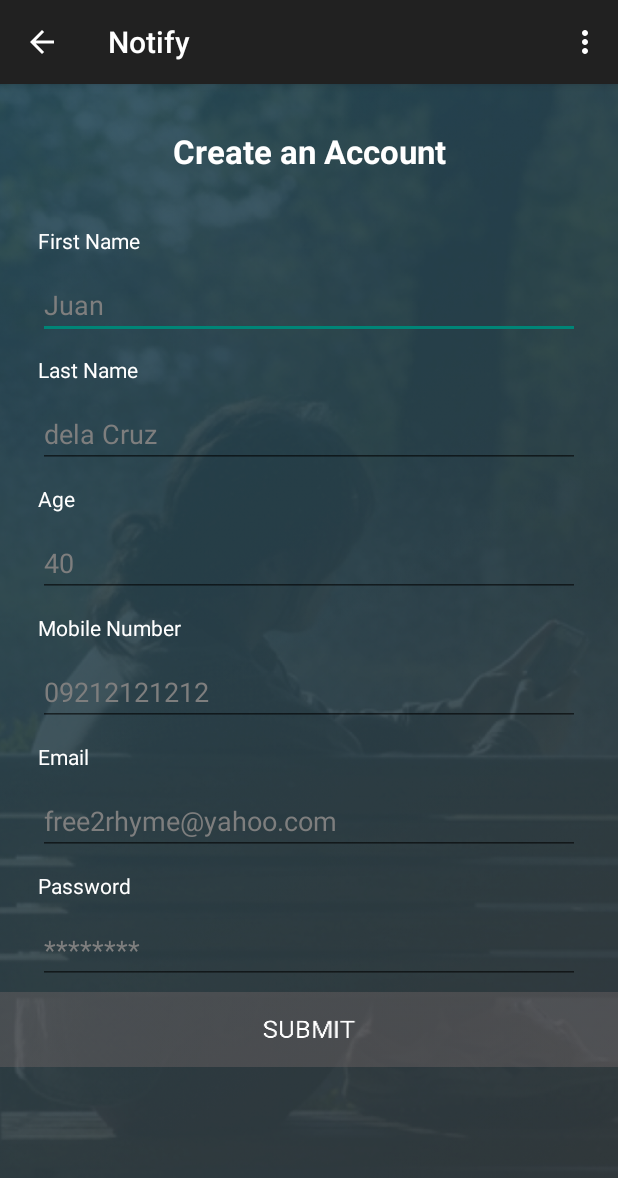
After one commit to mengmengmengmeng/notify, an Android app: the RegistrationActivity screen opened directly, with no data from a screen before it, on a phone screen of 412 x 824 dp. The commit adds this screen. Shown: the top 1178 px of the screen. Run offline under Robolectric (Android 15) with nearby library versions, the phone set to English and light mode, and no system bars.

Commit message:
Added colors, task register, Registration page

```diff
--- /dev/null
+++ b/app/src/main/java/me/notify/RegistrationActivity.java
@@ -0,0 +1,20 @@
+package me.notify;
+
+import android.os.Bundle;
+
+/**
+ * Created by David Rommel, B. on 8/8/15.
+ */
+public class RegistrationActivity extends BaseActivity {
+
+    @Override
+    protected void onCreate(Bundle savedInstanceState) {
+        super.onCreate(savedInstanceState);
+        setContentView(R.layout.base_layout);
+        if (savedInstanceState == null) {
+            getSupportFragmentManager().beginTransaction()
+                    .add(R.id.layoutToReplace, new RegistrationFragment())
+                    .commit();
+        }
+    }
+}
--- /dev/null
+++ b/app/src/main/java/me/notify/RegistrationFragment.java
@@ -0,0 +1,22 @@
+package me.notify;
+
+import android.os.Bundle;
+import android.support.v4.app.Fragment;
+import android.view.LayoutInflater;
+import android.view.View;
+import android.view.ViewGroup;
+
+/**
+ * Created by David Rommel, B. on 8/8/15.
+ */
+public class RegistrationFragment extends Fragment {
+
+    public RegistrationFragment() {
+    }
+
+    @Override
+    public View onCreateView(LayoutInflater inflater, ViewGroup container,
+                             Bundle savedInstanceState) {
+        return inflater.inflate(R.layout.fragment_registration, container, false);
+    }
+}
--- /dev/null
+++ b/app/src/main/res/drawable/btn_submit.xml
@@ -0,0 +1,14 @@
+<?xml version="1.0" encoding="utf-8" ?>
+<selector xmlns:android="http://schemas.android.com/apk/res/android">
+    <!--  Non focused states
+     -->
+    <item android:state_focused="false" android:state_selected="false" android:state_pressed="false" android:drawable="@drawable/btn_submit_normal" />
+    <item android:state_focused="false" android:state_selected="true" android:state_pressed="false" android:drawable="@drawable/btn_submit_normal" />
+    <!--  Focused states
+     -->
+    <item android:state_focused="true" android:state_selected="false" android:state_pressed="false" android:drawable="@drawable/btn_submit_pressed" />
+    <item android:state_focused="true" android:state_selected="true" android:state_pressed="false" android:drawable="@drawable/btn_submit_pressed" />
+    <!--  Pressed
+     -->
+    <item android:state_pressed="true" android:drawable="@drawable/btn_submit_pressed" />
+</selector>
--- /dev/null
+++ b/app/src/main/res/layout/fragment_registration.xml
@@ -0,0 +1,169 @@
+<?xml version="1.0" encoding="utf-8"?>
+<RelativeLayout xmlns:android="http://schemas.android.com/apk/res/android"
+    android:layout_width="fill_parent"
+    android:layout_height="fill_parent">
+
+    <ImageView
+        android:layout_width="fill_parent"
+        android:layout_height="fill_parent"
+        android:adjustViewBounds="true"
+        android:scaleType="centerCrop"
+        android:src="@drawable/bg_login_or_signup"/>
+
+    <ScrollView
+        android:layout_width="fill_parent"
+        android:layout_height="fill_parent">
+
+        <LinearLayout
+            android:layout_width="match_parent"
+            android:layout_height="wrap_content"
+            android:orientation="vertical">
+
+            <TextView
+                android:layout_marginTop="30dp"
+                android:layout_marginBottom="30dp"
+                android:layout_width="match_parent"
+                android:layout_height="wrap_content"
+                android:textAppearance="?android:attr/textAppearanceLarge"
+                android:text="Create an Account"
+                android:gravity="center"
+                android:textColor="@color/white"
+                android:textStyle="bold"/>
+
+            <LinearLayout
+                android:layout_width="match_parent"
+                android:layout_height="match_parent"
+                android:orientation="vertical"
+                android:layout_marginLeft="20dp"
+                android:layout_marginRight="20dp">
+
+                <TextView
+                    android:layout_width="match_parent"
+                    android:layout_height="wrap_content"
+                    android:textAppearance="?android:attr/textAppearanceSmall"
+                    android:text="First Name"
+                    android:layout_margin="5dp"
+                    android:textColor="@color/white"/>
+
+                <EditText
+                    android:layout_width="match_parent"
+                    android:layout_height="wrap_content"
+                    android:textAppearance="?android:attr/textAppearanceMedium"
+                    android:hint="Juan"
+                    android:textColorHint="@color/gray"
+                    android:layout_margin="5dp"
+                    android:id="@+id/first_name"
+                    android:textColor="@color/white"/>
+
+                <TextView
+                    android:layout_width="match_parent"
+                    android:layout_height="wrap_content"
+                    android:textAppearance="?android:attr/textAppearanceSmall"
+                    android:text="Last Name"
+                    android:layout_margin="5dp"
+                    android:textColor="@color/white"/>
+
+                <EditText
+                    android:layout_width="match_parent"
+                    android:layout_height="wrap_content"
+                    android:textAppearance="?android:attr/textAppearanceMedium"
+                    android:hint="dela Cruz"
+                    android:textColorHint="@color/gray"
+                    android:layout_margin="5dp"
+                    android:id="@+id/last_name"
+                    android:inputType="textPersonName"
+                    android:textColor="@color/white"/>
+
+                <TextView
+                    android:layout_width="match_parent"
+                    android:layout_height="wrap_content"
+                    android:textAppearance="?android:attr/textAppearanceSmall"
+                    android:text="Age"
+                    android:layout_margin="5dp"
+                    android:textColor="@color/white"/>
+
+                <EditText
+                    android:layout_width="match_parent"
+                    android:layout_height="wrap_content"
+                    android:textAppearance="?android:attr/textAppearanceMedium"
+                    android:hint="40"
+                    android:textColorHint="@color/gray"
+                    android:layout_margin="5dp"
+                    android:id="@+id/age"
+                    android:inputType="numberDecimal"
+                    android:textColor="@color/white"/>
+
+                <TextView
+                    android:layout_width="match_parent"
+                    android:layout_height="wrap_content"
+                    android:textAppearance="?android:attr/textAppearanceSmall"
+                    android:text="Mobile Number"
+                    android:layout_margin="5dp"
+                    android:inputType="textPersonName"
+                    android:textColor="@color/white"/>
+
+                <EditText
+                    android:layout_width="match_parent"
+                    android:layout_height="wrap_content"
+                    android:textAppearance="?android:attr/textAppearanceMedium"
+                    android:hint="09212121212"
+                    android:textColorHint="@color/gray"
+                    android:layout_margin="5dp"
+                    android:id="@+id/mobile_number"
+                    android:singleLine="true"
+                    android:textColor="@color/white"/>
+
+                <TextView
+                    android:layout_width="match_parent"
+                    android:layout_height="wrap_content"
+                    android:textAppearance="?android:attr/textAppearanceSmall"
+                    android:text="Email"
+                    android:layout_margin="5dp"
+                    android:textColor="@color/white"/>
+
+                <EditText
+                    android:layout_width="match_parent"
+                    android:layout_height="wrap_content"
+                    android:textAppearance="?android:attr/textAppearanceMedium"
+                    android:hint="free2rhyme@yahoo.com"
+                    android:textColorHint="@color/gray"
+                    android:layout_margin="5dp"
+                    android:id="@+id/email"
+                    android:inputType="textEmailAddress"
+                    android:textColor="@color/white"/>
+
+                <TextView
+                    android:layout_width="match_parent"
+                    android:layout_height="wrap_content"
+                    android:textAppearance="?android:attr/textAppearanceSmall"
+                    android:text="Password"
+                    android:layout_margin="5dp"
+                    android:textColor="@color/white"/>
+
+                <EditText
+                    android:layout_width="match_parent"
+                    android:layout_height="wrap_content"
+                    android:textAppearance="?android:attr/textAppearanceMedium"
+                    android:hint="********"
+                    android:textColorHint="@color/gray"
+                    android:layout_margin="5dp"
+                    android:id="@+id/password"
+                    android:inputType="textPassword"
+                    android:textColor="@color/white"/>
+
+            </LinearLayout>
+
+            <FrameLayout
+                android:layout_width="match_parent"
+                android:layout_height="wrap_content"
+                android:id="@+id/frameLSubmit"
+                android:background="@drawable/btn_submit"
+                android:clickable="true">
+
+            </FrameLayout>
+
+        </LinearLayout>
+
+    </ScrollView>
+
+</RelativeLayout>
--- a/app/src/main/res/values/strings.xml
+++ b/app/src/main/res/values/strings.xml
@@ -2,4 +2,6 @@
     <string name="app_name">Notify</string>
     <string name="hello_world">Hello world!</string>
     <string name="action_settings">Settings</string>
+
+    <string name="register">http://192.168.43.255:3000/api/users</string>
 </resources>
```
Also changed, not shown: app/build.gradle (+6 -1 lines), app/src/main/AndroidManifest.xml (+10 -2 lines), app/src/main/java/me/notify/LoginActivity.java (+14 -0 lines), app/src/main/java/me/notify/ServiceHandler.java (added, +88 -0 lines), app/src/main/java/me/notify/TaskRegister.java (added, +103 -0 lines), app/src/main/res/values/color.xml (added, +25 -0 lines), 1 other file.
